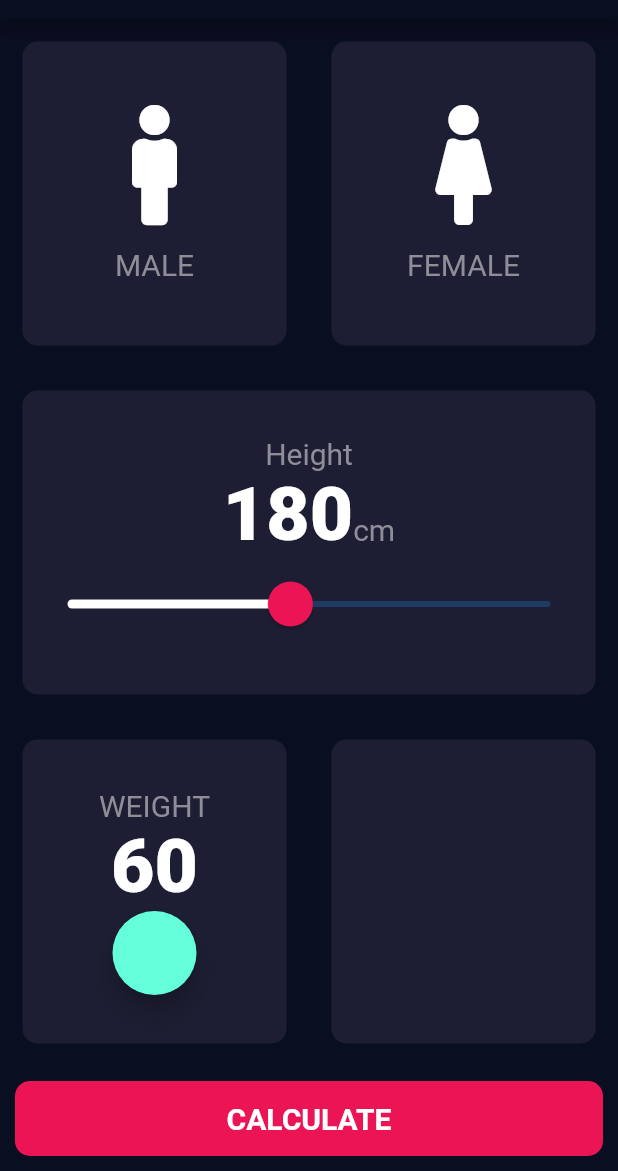
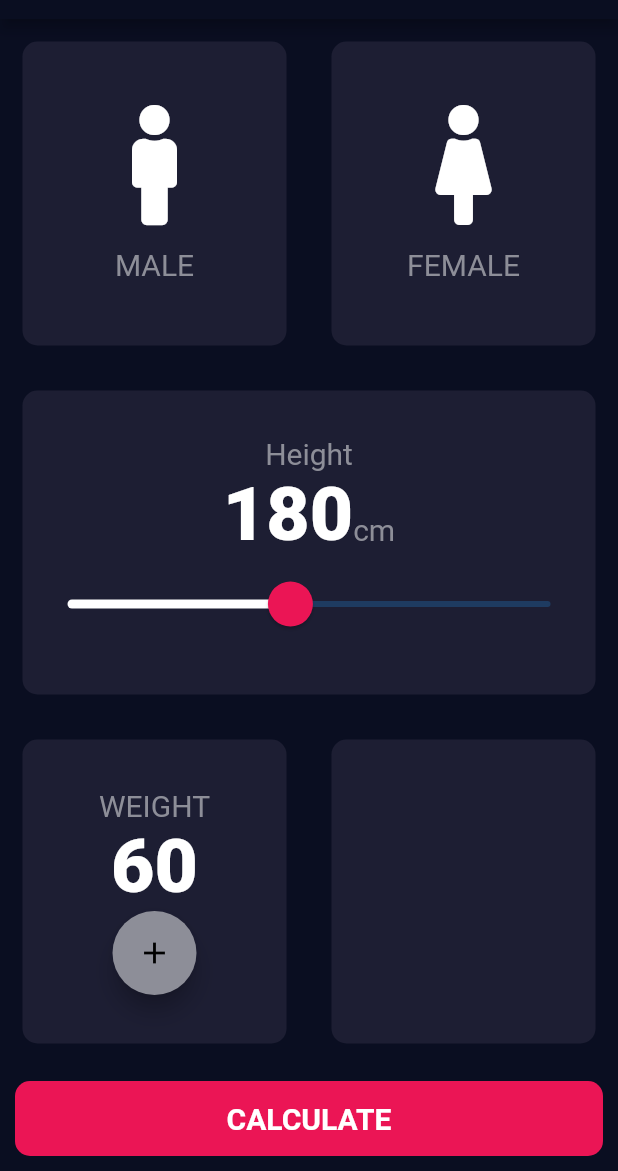
Before and after one commit to Mr-Perfectuz/BMI_Calculator, a Flutter app: the screen it shows after launch, on a phone screen of 412 x 824 dp, the part 65-1236 px from its top. Run offline on Flutter 3.47's test engine with Material 2 defaults, Android fonts, the phone set to English and light mode, and no system bars; our stand-ins replace font_awesome_flutter.

Commit message:
Age and Weight  Page has been updated

```diff
--- a/lib/input_page.dart
+++ b/lib/input_page.dart
@@ -131,7 +131,10 @@ class _InputPageState extends State<InputPage> {
                         weight.toString(),
                         style: KSliderTextStyle,
                       ),
-                      FloatingActionButton(),
+                      FloatingActionButton(
+                        backgroundColor: KSliderInactiveColor,
+                        child: Icon(Icons.add),
+                      ),
                     ],
                   ),
                 ),
```
